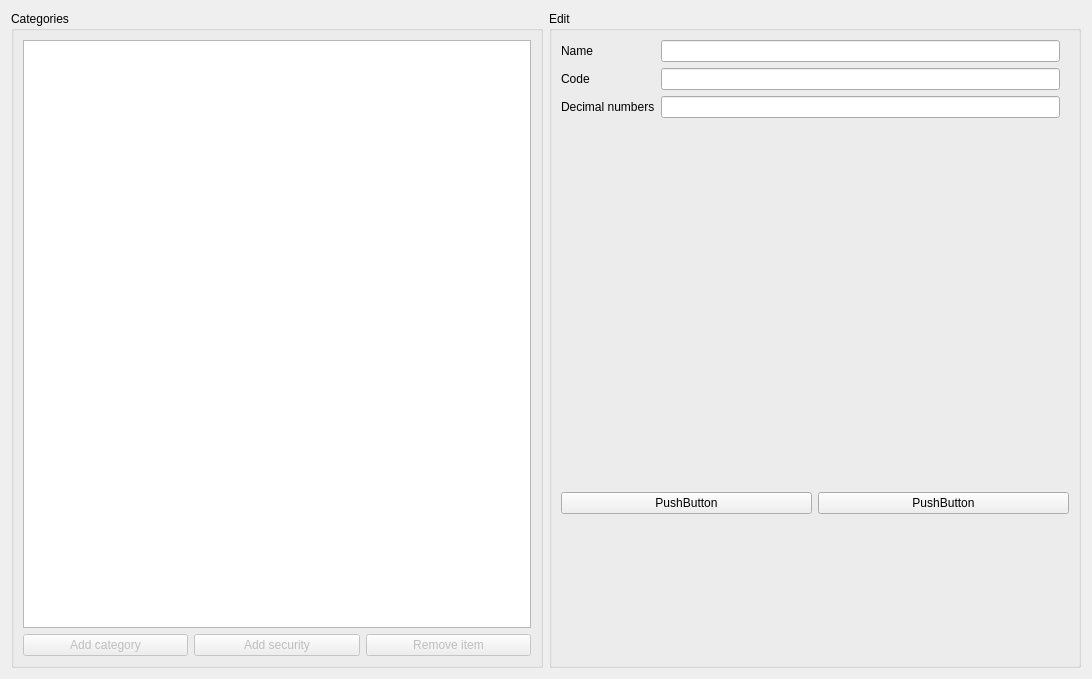
Qt form src/ui/securities_management/securitiesmanagementdialog.ui (dontpullthis/portfolique) before a commit.
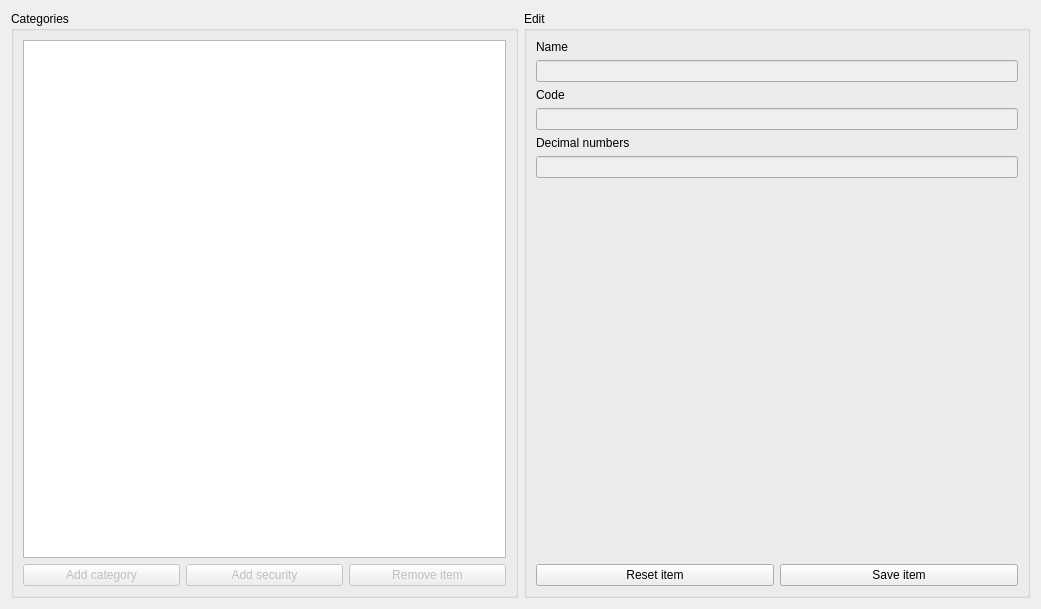
The same form after that commit.

Commit message: Dialog converted into MDI child

```diff
--- a/src/ui/securities_management/securitiesmanagementdialog.ui
+++ b/src/ui/securities_management/securitiesmanagementdialog.ui
@@ -6,8 +6,8 @@
    <rect>
     <x>0</x>
     <y>0</y>
-    <width>1092</width>
-    <height>679</height>
+    <width>1041</width>
+    <height>609</height>
    </rect>
   </property>
   <property name="windowTitle">
@@ -107,7 +107,7 @@
        <property name="title">
         <string>Edit</string>
        </property>
-       <layout class="QVBoxLayout" name="verticalLayout_4">
+       <layout class="QVBoxLayout" name="verticalLayout_4" stretch="0,0">
         <item>
          <widget class="QWidget" name="widget_3" native="true">
           <layout class="QHBoxLayout" name="horizontalLayout_7">
@@ -117,11 +117,23 @@
            <property name="topMargin">
             <number>0</number>
            </property>
+           <property name="rightMargin">
+            <number>0</number>
+           </property>
            <property name="bottomMargin">
             <number>0</number>
            </property>
            <item>
             <layout class="QFormLayout" name="formLayout_3">
+             <property name="sizeConstraint">
+              <enum>QLayout::SetMaximumSize</enum>
+             </property>
+             <property name="rowWrapPolicy">
+              <enum>QFormLayout::WrapAllRows</enum>
+             </property>
+             <property name="labelAlignment">
+              <set>Qt::AlignRight|Qt::AlignTrailing|Qt::AlignVCenter</set>
+             </property>
              <item row="0" column="0">
               <widget class="QLabel" name="nameLabel">
                <property name="text">
@@ -130,18 +142,12 @@
               </widget>
              </item>
              <item row="0" column="1">
-              <widget class="QLineEdit" name="nameLineEdit"/>
-             </item>
-             <item row="2" column="0">
-              <widget class="QLabel" name="decimalNumbersLabel">
-               <property name="text">
-                <string>Decimal numbers</string>
+              <widget class="QLineEdit" name="editName">
+               <property name="enabled">
+                <bool>false</bool>
                </property>
               </widget>
              </item>
-             <item row="2" column="1">
-              <widget class="QLineEdit" name="decimalNumbersLineEdit"/>
-             </item>
              <item row="1" column="0">
               <widget class="QLabel" name="codeLabel">
                <property name="text">
@@ -150,17 +156,39 @@
               </widget>
              </item>
              <item row="1" column="1">
-              <widget class="QLineEdit" name="codeLineEdit"/>
+              <widget class="QLineEdit" name="editCode">
+               <property name="enabled">
+                <bool>false</bool>
+               </property>
+              </widget>
              </item>
+             <item row="2" column="0">
+              <widget class="QLabel" name="decimalNumbersLabel">
+               <property name="text">
+                <string>Decimal numbers</string>
+               </property>
+              </widget>
+             </item>
+             <item row="2" column="1">
+              <widget class="QLineEdit" name="editDecimalNumbers">
+               <property name="enabled">
+                <bool>false</bool>
+               </property>
+              </widget>
+             </item>
             </layout>
            </item>
           </layout>
          </widget>
         </item>
-        <item>
-         <layout class="QVBoxLayout" name="verticalLayout">
           <item>
            <widget class="QWidget" name="widget_2" native="true">
+          <property name="sizePolicy">
+           <sizepolicy hsizetype="Preferred" vsizetype="Fixed">
+            <horstretch>0</horstretch>
+            <verstretch>0</verstretch>
+           </sizepolicy>
+          </property>
             <layout class="QHBoxLayout" name="horizontalLayout_6">
              <property name="leftMargin">
               <number>0</number>
@@ -176,17 +204,20 @@
              </property>
              <item>
               <layout class="QHBoxLayout" name="horizontalLayout_3">
+             <property name="sizeConstraint">
+              <enum>QLayout::SetMinimumSize</enum>
+             </property>
                <item>
                 <widget class="QPushButton" name="pushButton">
                  <property name="text">
-                  <string>PushButton</string>
+                <string>Reset item</string>
                  </property>
                 </widget>
                </item>
                <item>
                 <widget class="QPushButton" name="pushButton_2">
                  <property name="text">
-                  <string>PushButton</string>
+                <string>Save item</string>
                  </property>
                 </widget>
                </item>
@@ -194,8 +225,6 @@
              </item>
             </layout>
            </widget>
-          </item>
-         </layout>
         </item>
        </layout>
       </widget>
```
Left out of the diff: 10 changed lines with no effect on the pictures. Lines whose indentation alone changed are shown as unchanged. The commit also changes 5 other files.
